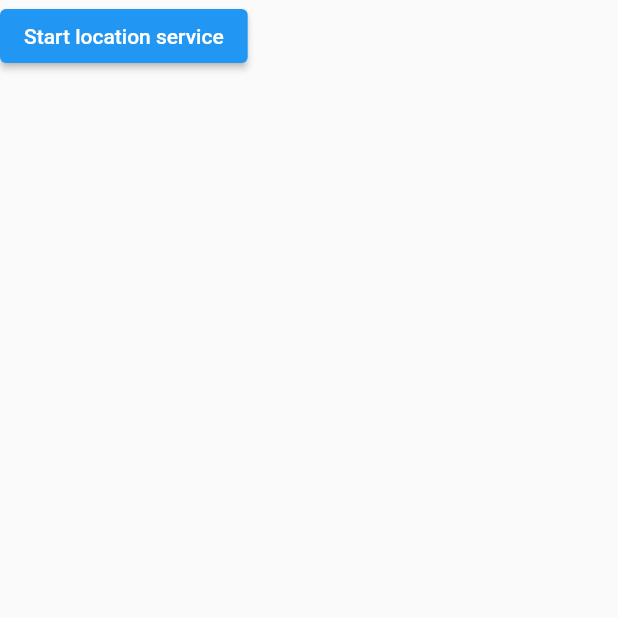
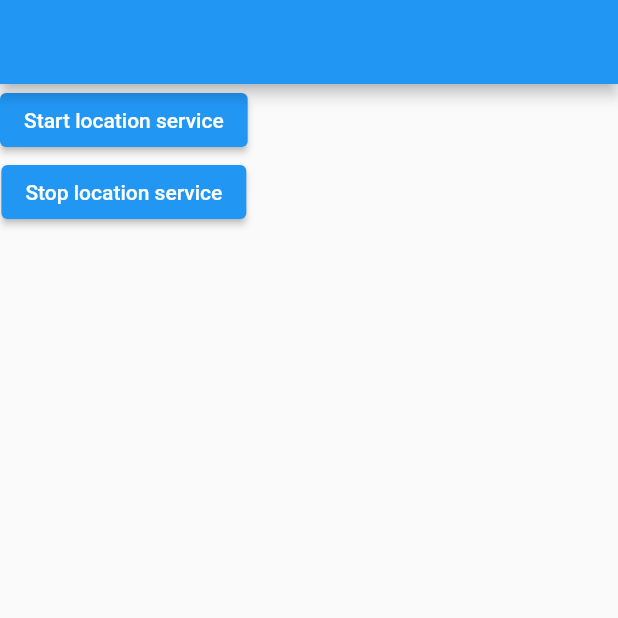
Before and after one commit to BlackLeg15/how_to_modular, a Flutter app: the screen it shows after launch, after a tap on "Start location service", on a phone screen of 412 x 824 dp, the top half of it. Run offline on Flutter 3.47's test engine with Material 2 defaults, Android fonts, the phone set to English and light mode, and no system bars; our stand-ins replace dartz, firebase_auth, firebase_core, flutter_blue_plus, flutter_mobx, flutter_modular and 1 more; accounts and stored records are empty; generated files the repository leaves out were written again.

Commit message:
feat: stop location service

```diff
--- a/lib/app/modules/background/background_controller.dart
+++ b/lib/app/modules/background/background_controller.dart
@@ -10,4 +10,8 @@ class BackgroundController {
     final result = await backgroundServiceStore.platform.invokeMethod('startLocationService');
     debugPrint(result.toString());
   }
+  void stopLocationService() async {
+    final result = await backgroundServiceStore.platform.invokeMethod('stopLocationService');
+    debugPrint(result.toString());
+  }
 }
--- a/lib/app/modules/background/background_page.dart
+++ b/lib/app/modules/background/background_page.dart
@@ -22,9 +22,11 @@ class _BackgroundPageState extends State<BackgroundPage> {
   @override
   Widget build(BuildContext context) {
     return Scaffold(
+      appBar: AppBar(),
       body: Column(
         children: [
           ElevatedButton(onPressed: controller.startLocationService, child: const Text('Start location service')),
+          ElevatedButton(onPressed: controller.stopLocationService, child: const Text('Stop location service')),
         ],
       ),
     );
--- a/lib/app/modules/splash/splash_page.dart
+++ b/lib/app/modules/splash/splash_page.dart
@@ -21,13 +21,14 @@ class _SplashPageState extends State<SplashPage> {
       //Modular.to.pushNamed('/home/');
       //Modular.to.pushNamed('/auth/');
       //Modular.to.pushNamed('/bluetooth/');
-      Modular.to.pushNamed('/background/');
+      Modular.to.pushReplacementNamed('/background/');
     });
   }
 
   @override
   Widget build(BuildContext context) {
     return Scaffold(
+      appBar: AppBar(),
       body: Column(
         children: const [
           Center(child: Text('Minha Splash'))
```
Also changed, not shown: 3 other files.
